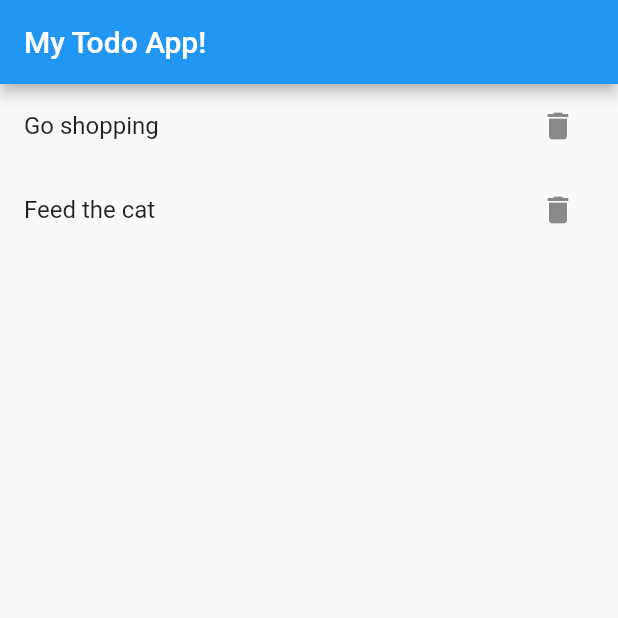
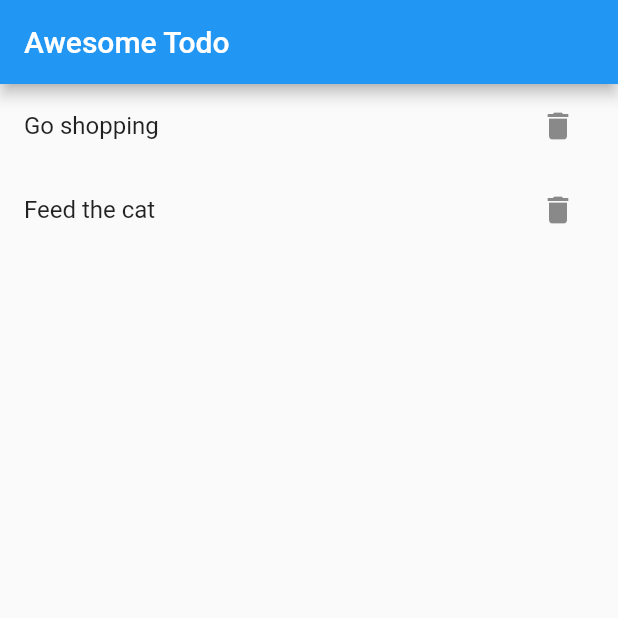
Before and after one commit to beardandbulldog/flutter_todo, a Flutter app: the screen it shows after launch, after a tap on the "delete" icon, on a phone screen of 412 x 824 dp, the top half of it. Run offline on Flutter 3.47's test engine with Material 2 defaults, Android fonts, the phone set to English and light mode, and no system bars.

Commit message:
fixes and indentation

```diff
--- a/lib/main.dart
+++ b/lib/main.dart
@@ -7,7 +7,7 @@ class MyApp extends StatelessWidget {
   @override
   Widget build(BuildContext context) {
     return new MaterialApp(
-      title: 'My Todo App!',
+      title: 'Awesome Todo',
       home: new HomePage(),
     );
   }
@@ -33,9 +33,7 @@ class _HomePageState extends State<HomePage> {
   _onAddItemPressed() {
     _scaffoldKey.currentState.showBottomSheet<Null>((BuildContext context) {
       return new Container(
-        decoration: new BoxDecoration(
-          color: Theme.of(context).secondaryHeaderColor
-        ),
+        decoration: new BoxDecoration(color: Colors.blueGrey),
         child: new Padding(
           padding: const EdgeInsets.fromLTRB(32.0, 50.0, 32.0, 32.0),
           child: new TextField(
@@ -44,30 +42,31 @@ class _HomePageState extends State<HomePage> {
               hintText: 'Please enter a task',
             ),
             onSubmitted: _onSubmit,
-            )),
+          ),
+        ),
       );
     });
   }
 
   _onSubmit(String s) {
+    if (s.isNotEmpty) {
       items.add(Item(s));
       _textEditingController.clear();
       setState(() {});
     }
+  }
 
-  _onDeleteItem(item) {
+  _onDeleteItemPressed(item) {
     items.removeAt(item);
     setState(() {});
   }
 
   @override
   Widget build(BuildContext context) {
-    return new MaterialApp(
-        title: 'Flutter Demo',
-        home: new Scaffold(
+    return new Scaffold(
       key: _scaffoldKey,
       appBar: new AppBar(
-            title: new Text('My Todo App!'),
+        title: new Text('Awesome Todo'),
       ),
       body: new Container(
         child: new ListView.builder(
@@ -80,17 +79,18 @@ class _HomePageState extends State<HomePage> {
               trailing: new IconButton(
                 icon: new Icon(Icons.delete),
                 onPressed: () {
-                    _onDeleteItem(index);
+                  _onDeleteItemPressed(index);
                 },
               ),
             );
           },
-          )),
+        ),
+      ),
       floatingActionButton: new FloatingActionButton(
         onPressed: _onAddItemPressed,
-            tooltip: 'Increment',
+        tooltip: 'Add task',
         child: new Icon(Icons.add),
       ),
-        ));
+    );
   }
 }
```
Lines whose indentation alone changed are shown as unchanged.
